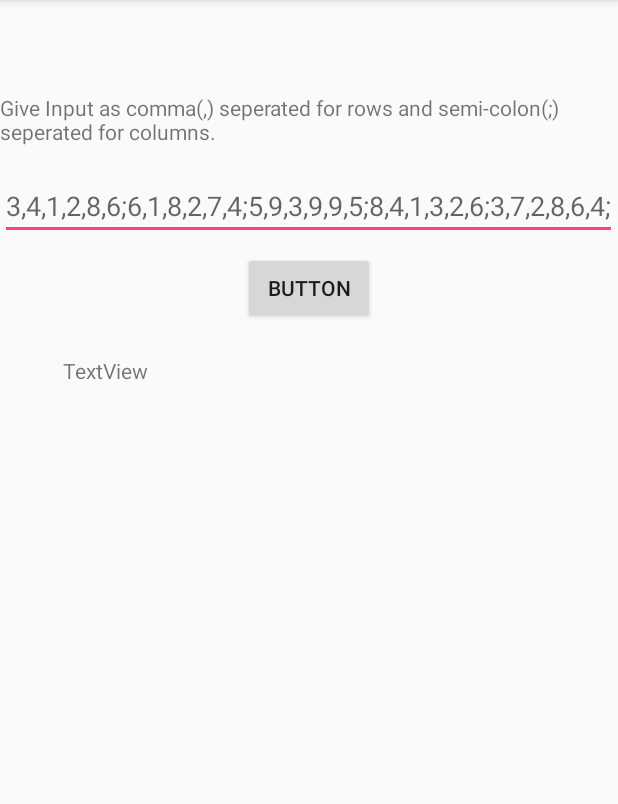
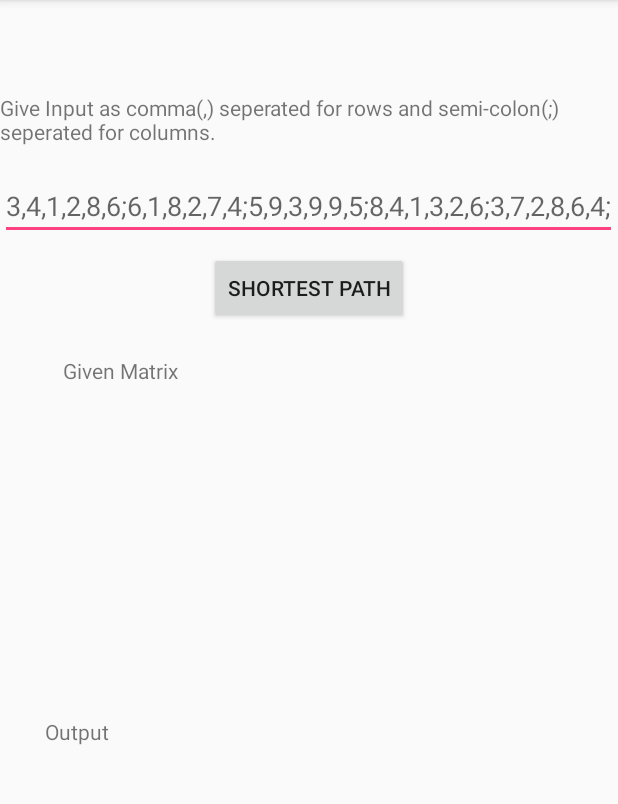
Before and after one commit to balajibanala/photonCodeChallenge, an Android app: the screen it shows after launch (MainActivity), on a phone screen of 412 x 824 dp, the part 84-888 px from its top. Run offline under Robolectric (Android 15) with nearby library versions, the phone set to English and light mode, and no system bars.

Commit message:
updated
updated

```diff
--- a/ShortestPathTDD-master/PhotonCodeChallenge/app/src/main/java/com/example/balaji/photoncodechallenge/MainActivity.java
+++ b/ShortestPathTDD-master/PhotonCodeChallenge/app/src/main/java/com/example/balaji/photoncodechallenge/MainActivity.java
@@ -7,8 +7,6 @@ import android.widget.Button;
 import android.widget.EditText;
 import android.widget.TextView;
 
-import com.example.balaji.photoncodechallenge.model.ShortestPath;
-
 public class MainActivity extends AppCompatActivity {
 
     EditText editText;
@@ -16,14 +14,14 @@ public class MainActivity extends AppCompatActivity {
     TextView displayMatrix;
     TextView displayOutput;
 
-    ShortestPath shortestPath;
+    ShortestRoute shortestRoute;
 
     @Override
     protected void onCreate(Bundle savedInstanceState) {
         super.onCreate(savedInstanceState);
         setContentView(R.layout.activity_main);
 
-        shortestPath = new ShortestPath();
+        shortestRoute = new ShortestRoute();
 
          editText= (EditText) findViewById(R.id.inputString);
          button = (Button) findViewById(R.id.button);
@@ -33,7 +31,8 @@ public class MainActivity extends AppCompatActivity {
     }
 
     public void getShortestRoute(View v){
-        displayMatrix.setText(shortestPath.displayMatrix(shortestPath.createMatrix(editText.getText().toString())));
-        displayOutput.setText(shortestPath.shortestRoute(editText.getText().toString()));
+        String output = shortestRoute.getShortestRoute(editText.getText().toString());
+        displayMatrix.setText(shortestRoute.displayMatrix(shortestRoute.getInputMatrix()));
+        displayOutput.setText(output);
     }
 }
--- a/ShortestPathTDD-master/PhotonCodeChallenge/app/src/main/res/layout/activity_main.xml
+++ b/ShortestPathTDD-master/PhotonCodeChallenge/app/src/main/res/layout/activity_main.xml
@@ -33,7 +33,7 @@
         android:id="@+id/displayMatrix"
         android:layout_width="328dp"
         android:layout_height="146dp"
-        android:text="TextView"
+        android:text="Given Matrix"
         app:layout_constraintLeft_toLeftOf="parent"
         app:layout_constraintBottom_toBottomOf="parent"
         app:layout_constraintRight_toRightOf="parent"
@@ -43,6 +43,7 @@
 
     <TextView
         android:id="@+id/displayOutput"
+        android:text="Output"
         android:layout_width="160dp"
         android:layout_height="115dp"
         android:layout_marginLeft="16dp"
@@ -60,7 +61,7 @@
         android:id="@+id/button"
         android:layout_width="wrap_content"
         android:layout_height="wrap_content"
-        android:text="Button"
+        android:text="Shortest Path"
         android:onClick="getShortestRoute"
         app:layout_constraintLeft_toLeftOf="parent"
         app:layout_constraintRight_toRightOf="parent"
```
